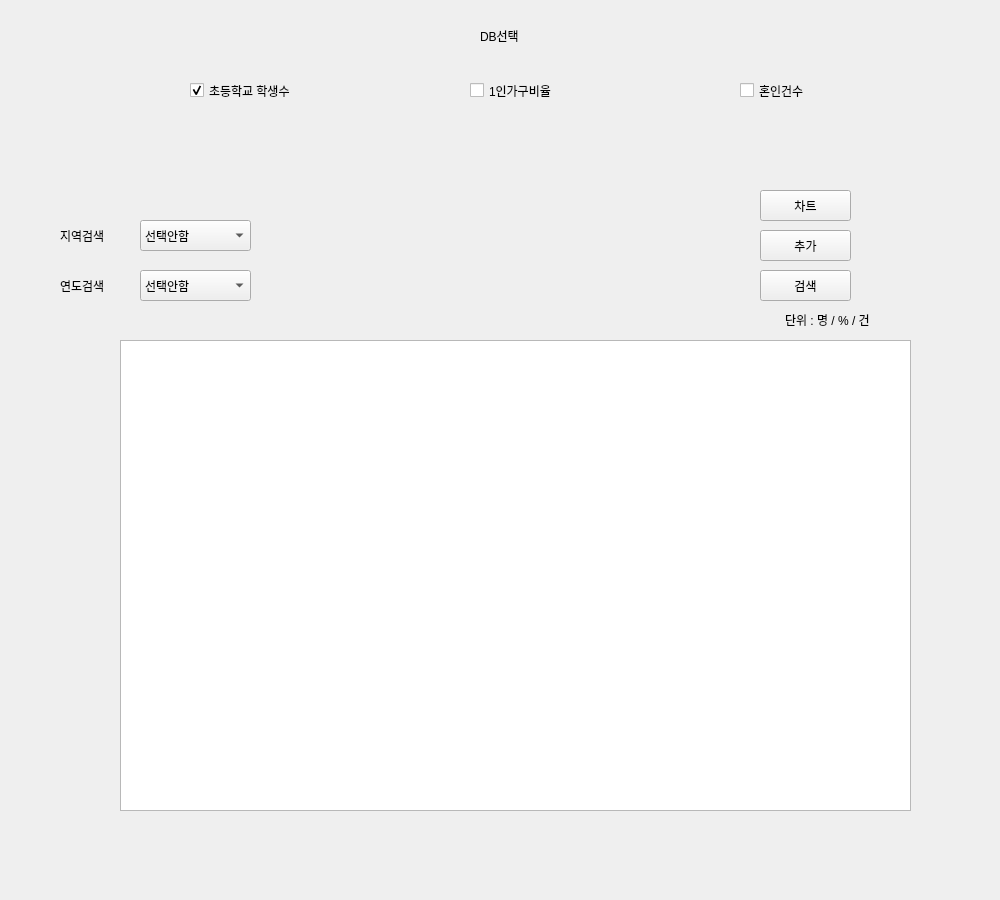
Before: the Qt Designer form inquiry.ui in jungyeonwoo265/dbdbdip, drawn with Qt 5.
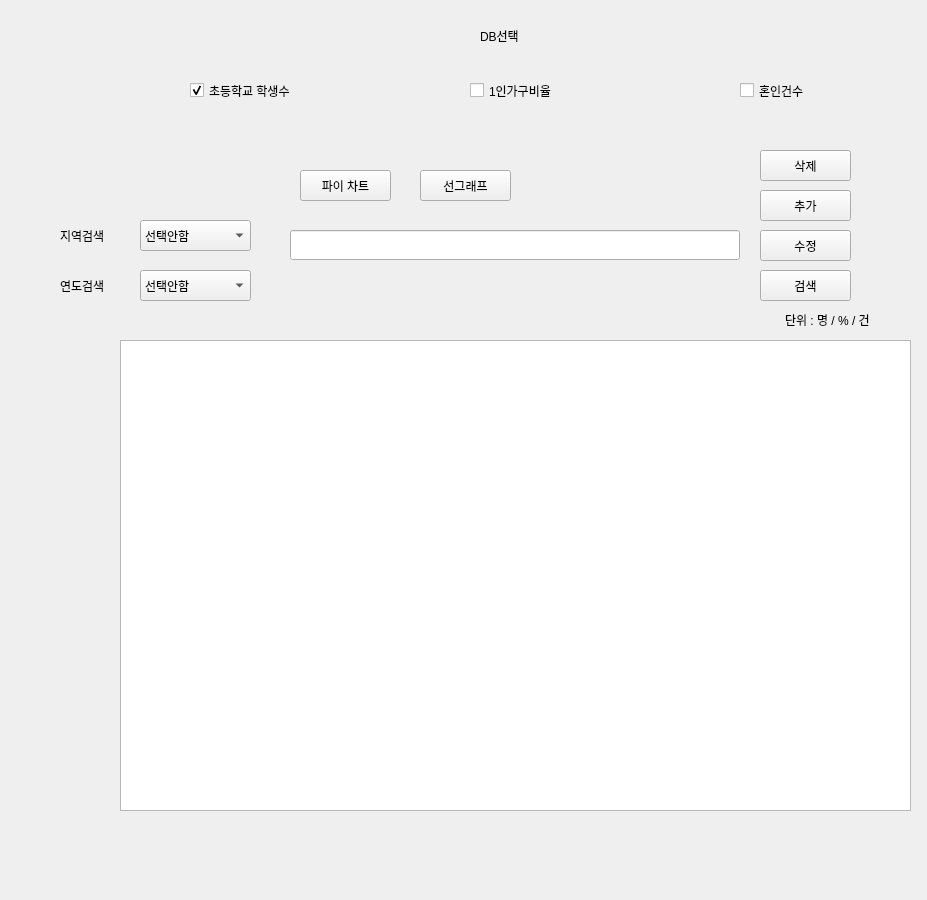
After: the same form once the commit is applied.

Patch:
```diff
--- a/inquiry.ui
+++ b/inquiry.ui
@@ -6,7 +6,7 @@
    <rect>
     <x>0</x>
     <y>0</y>
-    <width>1000</width>
+    <width>927</width>
     <height>900</height>
    </rect>
   </property>
@@ -210,14 +210,14 @@
   <widget class="QPushButton" name="btn_graph">
    <property name="geometry">
     <rect>
-     <x>760</x>
-     <y>190</y>
+     <x>300</x>
+     <y>170</y>
      <width>91</width>
      <height>31</height>
     </rect>
    </property>
    <property name="text">
-    <string>차트</string>
+    <string>파이 차트</string>
    </property>
   </widget>
   <widget class="QLabel" name="label_4">
@@ -296,6 +296,42 @@
     <rect>
      <x>760</x>
      <y>230</y>
+     <width>91</width>
+     <height>31</height>
+    </rect>
+   </property>
+   <property name="text">
+    <string>수정</string>
+   </property>
+  </widget>
+  <widget class="QPushButton" name="btn_graph_line">
+   <property name="geometry">
+    <rect>
+     <x>420</x>
+     <y>170</y>
+     <width>91</width>
+     <height>31</height>
+    </rect>
+   </property>
+   <property name="text">
+    <string>선그래프</string>
+   </property>
+  </widget>
+  <widget class="QLineEdit" name="liner">
+   <property name="geometry">
+    <rect>
+     <x>290</x>
+     <y>230</y>
+     <width>450</width>
+     <height>30</height>
+    </rect>
+   </property>
+  </widget>
+  <widget class="QPushButton" name="add_btn">
+   <property name="geometry">
+    <rect>
+     <x>760</x>
+     <y>190</y>
      <width>91</width>
      <height>31</height>
     </rect>
@@ -304,6 +340,19 @@
     <string>추가</string>
    </property>
   </widget>
+  <widget class="QPushButton" name="btn_delete">
+   <property name="geometry">
+    <rect>
+     <x>760</x>
+     <y>150</y>
+     <width>91</width>
+     <height>31</height>
+    </rect>
+   </property>
+   <property name="text">
+    <string>삭제</string>
+   </property>
+  </widget>
  </widget>
  <resources/>
  <connections/>
```
Left out of the diff: 2 changed lines with no effect on the pictures.
